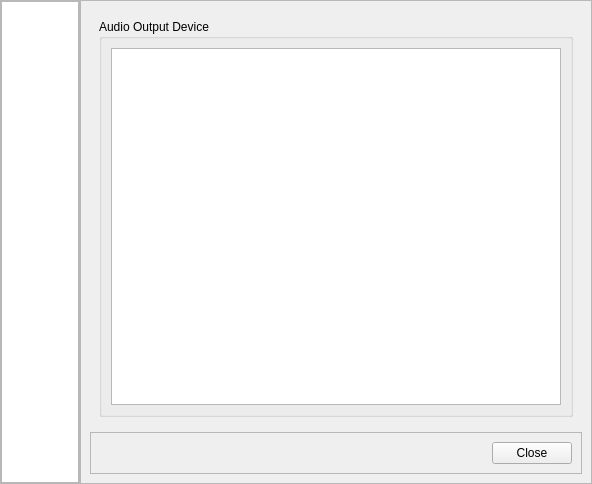
Before: the Qt Designer form KaraokeHost/settingsdialog.ui in OpenKJ/OpenKJ, drawn with Qt 5.
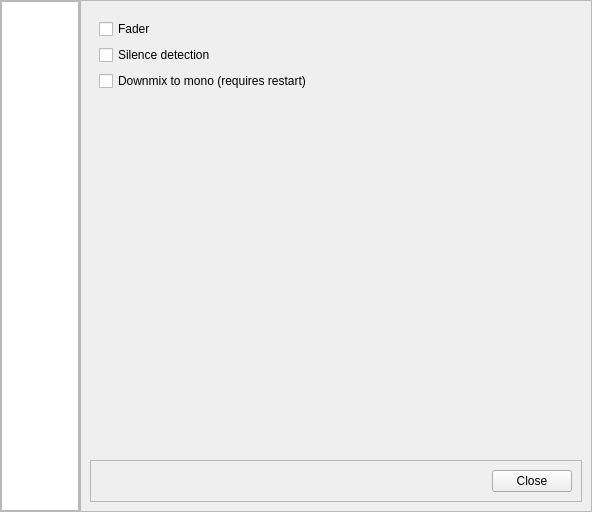
After: the same form once the commit is applied. The open tabs and pages were chosen to show the change.

Commit message: Kh - Adding silence detect, fader, and downmix settings. Kh - Added downmix functionality to fmod backend.

```diff
--- a/KaraokeHost/settingsdialog.ui
+++ b/KaraokeHost/settingsdialog.ui
@@ -7,7 +7,7 @@
     <x>0</x>
     <y>0</y>
     <width>592</width>
-    <height>484</height>
+    <height>512</height>
    </rect>
   </property>
   <property name="windowTitle">
@@ -124,17 +124,45 @@
           <widget class="QWidget" name="audioPage">
            <layout class="QVBoxLayout" name="verticalLayout_7">
             <item>
-             <widget class="QGroupBox" name="groupBox">
-              <property name="title">
-               <string>Audio Output Device</string>
+             <widget class="QCheckBox" name="checkBoxFader">
+              <property name="toolTip">
+               <string>&lt;html&gt;&lt;head/&gt;&lt;body&gt;&lt;p&gt;If the fader is enabled, song transitions (stop, pause, unpause) will be faded out/in to avoid hard transitions.&lt;/p&gt;&lt;/body&gt;&lt;/html&gt;</string>
               </property>
-              <layout class="QVBoxLayout" name="verticalLayout_5">
-               <item>
-                <widget class="QListView" name="listView"/>
-               </item>
-              </layout>
+              <property name="text">
+               <string>Fader</string>
+              </property>
              </widget>
             </item>
+            <item>
+             <widget class="QCheckBox" name="checkBoxSilenceDetection">
+              <property name="toolTip">
+               <string>&lt;html&gt;&lt;head/&gt;&lt;body&gt;&lt;p&gt;If enabled, the program will monitor for silent periods of greater than 2 seconds after the last draw instruction has been rendered, stopping the audio track immediately. (avoids long silences when BreakMusic audo fade)&lt;/p&gt;&lt;/body&gt;&lt;/html&gt;</string>
+              </property>
+              <property name="text">
+               <string>Silence detection</string>
+              </property>
+             </widget>
+            </item>
+            <item>
+             <widget class="QCheckBox" name="checkBoxDownmix">
+              <property name="text">
+               <string>Downmix to mono (requires restart)</string>
+              </property>
+             </widget>
+            </item>
+            <item>
+             <spacer name="verticalSpacer">
+              <property name="orientation">
+               <enum>Qt::Vertical</enum>
+              </property>
+              <property name="sizeHint" stdset="0">
+               <size>
+                <width>20</width>
+                <height>40</height>
+               </size>
+              </property>
+             </spacer>
+            </item>
            </layout>
           </widget>
           <widget class="QWidget" name="videoPage">
```
Left out of the diff: 2 changed lines with no effect on the pictures. The commit also changes 9 other files.
